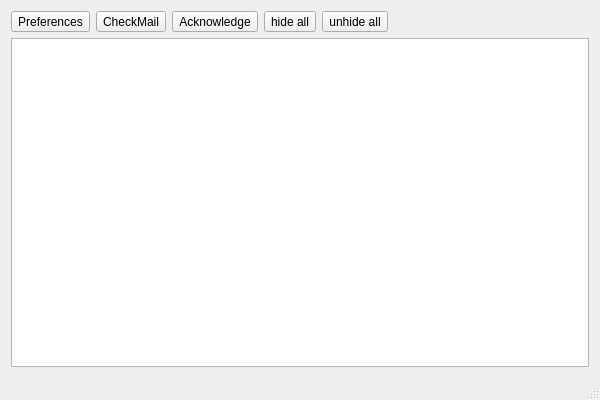
The window that qtincoming.ui (hardaker/qmailcheck) describes before a commit, drawn with Qt 5.
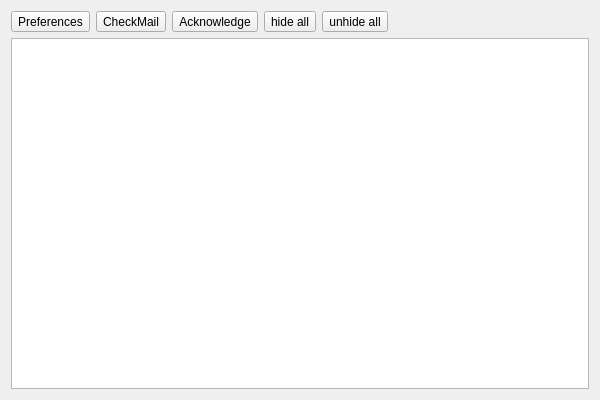
The same window after the commit.

Commit message: remove status bar; do_notification separation from do_popup

What changed in the file:
```diff
--- a/qtincoming.ui
+++ b/qtincoming.ui
@@ -97,7 +97,6 @@
     </item>
    </layout>
   </widget>
-  <widget class="QStatusBar" name="statusBar"/>
   <action name="actionPreferences">
    <property name="text">
     <string>Preferences</string>
```
The commit also changes 3 other files.
